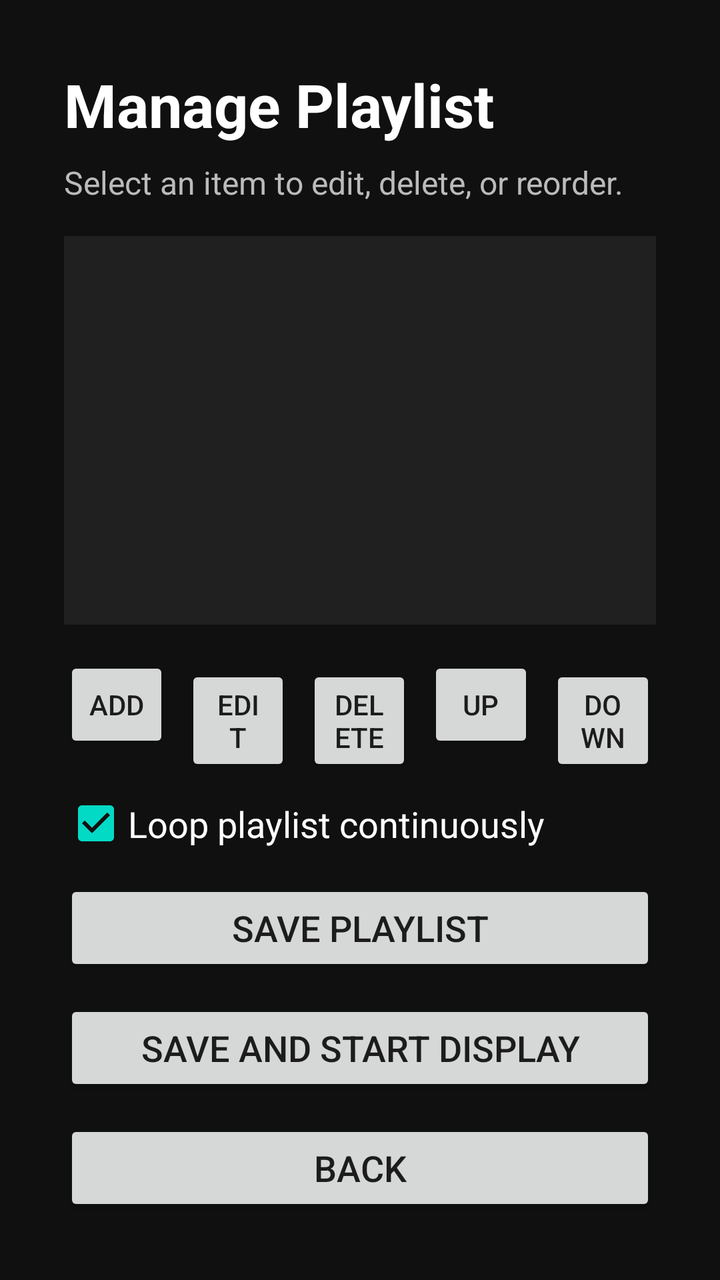
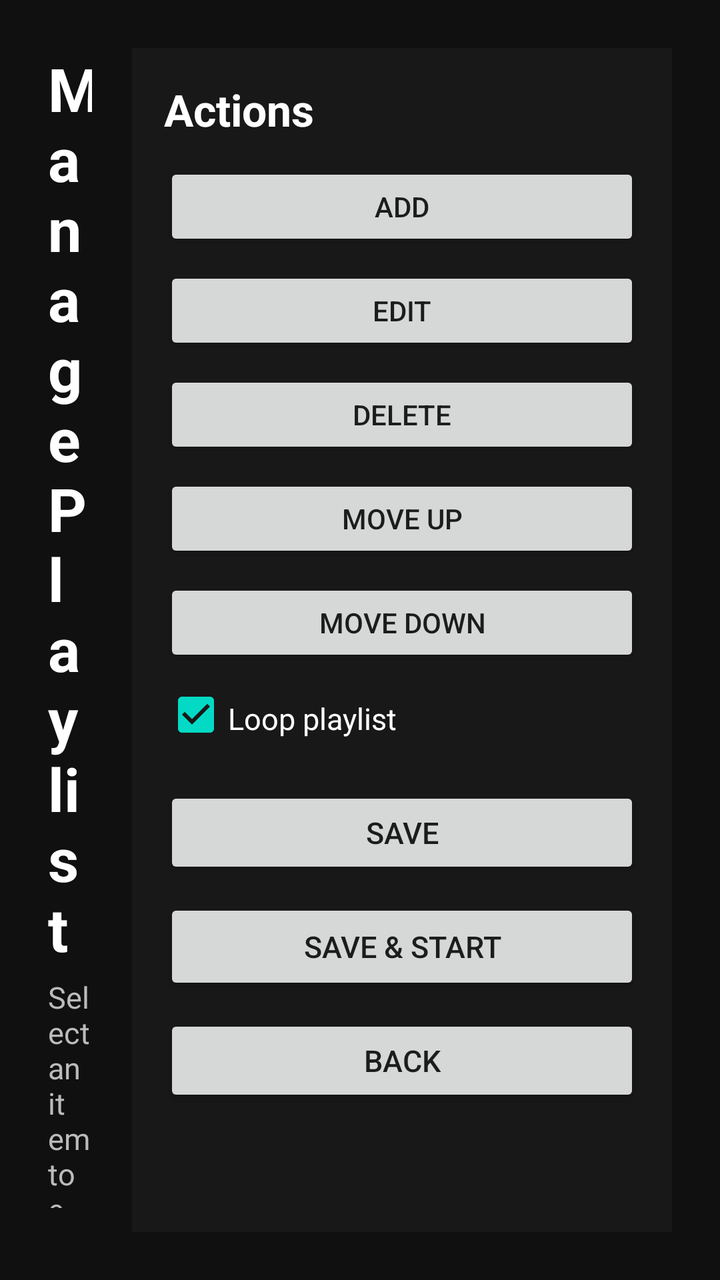

Two renders of the same Android screen: before a commit and after it. Below are the layout's source before the change and the commit's diff.
<!-- AndroidManifest.xml: application theme Theme.DashboardKioskTV -->
<!-- res/layout/activity_playlist.xml -->
<?xml version="1.0" encoding="utf-8"?>
<LinearLayout xmlns:android="http://schemas.android.com/apk/res/android"
    android:id="@+id/playlistRoot"
    android:layout_width="match_parent"
    android:layout_height="match_parent"
    android:orientation="vertical"
    android:padding="32dp"
    android:background="#101010">

    <TextView
        android:layout_width="match_parent"
        android:layout_height="wrap_content"
        android:text="Manage Playlist"
        android:textColor="#FFFFFF"
        android:textSize="30sp"
        android:textStyle="bold"
        android:paddingBottom="8dp" />

    <TextView
        android:id="@+id/helpText"
        android:layout_width="match_parent"
        android:layout_height="wrap_content"
        android:text="Select an item to edit, delete, or reorder."
        android:textColor="#BBBBBB"
        android:textSize="16sp"
        android:paddingBottom="16dp" />

    <ListView
        android:id="@+id/playlistListView"
        android:layout_width="match_parent"
        android:layout_height="0dp"
        android:layout_weight="1"
        android:choiceMode="singleChoice"
        android:background="#202020"
        android:divider="#444444"
        android:dividerHeight="1dp" />

    <LinearLayout
        android:layout_width="match_parent"
        android:layout_height="wrap_content"
        android:orientation="horizontal"
        android:paddingTop="16dp">

        <Button
            android:id="@+id/addButton"
            android:layout_width="0dp"
            android:layout_height="wrap_content"
            android:layout_weight="1"
            android:text="Add" />

        <Button
            android:id="@+id/editButton"
            android:layout_width="0dp"
            android:layout_height="wrap_content"
            android:layout_weight="1"
            android:layout_marginStart="8dp"
            android:text="Edit" />

        <Button
            android:id="@+id/deleteButton"
            android:layout_width="0dp"
            android:layout_height="wrap_content"
            android:layout_weight="1"
            android:layout_marginStart="8dp"
            android:text="Delete" />

        <Button
            android:id="@+id/moveUpButton"
            android:layout_width="0dp"
            android:layout_height="wrap_content"
            android:layout_weight="1"
            android:layout_marginStart="8dp"
            android:text="Up" />

        <Button
            android:id="@+id/moveDownButton"
            android:layout_width="0dp"
            android:layout_height="wrap_content"
            android:layout_weight="1"
            android:layout_marginStart="8dp"
            android:text="Down" />

    </LinearLayout>

    <CheckBox
        android:id="@+id/loopCheckbox"
        android:layout_width="wrap_content"
        android:layout_height="wrap_content"
        android:text="Loop playlist continuously"
        android:textColor="#FFFFFF"
        android:textSize="18sp"
        android:checked="true"
        android:paddingTop="16dp"
        android:paddingBottom="16dp" />

    <Button
        android:id="@+id/saveButton"
        android:layout_width="match_parent"
        android:layout_height="wrap_content"
        android:text="Save Playlist"
        android:textSize="18sp" />

    <Button
        android:id="@+id/startButton"
        android:layout_width="match_parent"
        android:layout_height="wrap_content"
        android:layout_marginTop="12dp"
        android:text="Save and Start Display"
        android:textSize="18sp" />

    <Button
        android:id="@+id/backButton"
        android:layout_width="match_parent"
        android:layout_height="wrap_content"
        android:layout_marginTop="12dp"
        android:text="Back"
        android:textSize="18sp" />

</LinearLayout>
<!-- resources referenced by this layout -->
<resources>
  <style name="Theme.DashboardKioskTV" parent="Theme.MaterialComponents.DayNight.DarkActionBar">
          
          <item name="colorPrimary">@color/purple_500</item>
          <item name="colorPrimaryVariant">@color/purple_700</item>
          <item name="colorOnPrimary">@color/white</item>
          
          <item name="colorSecondary">@color/teal_200</item>
          <item name="colorSecondaryVariant">@color/teal_700</item>
          <item name="colorOnSecondary">@color/black</item>
          
          <item name="android:statusBarColor">?attr/colorPrimaryVariant</item>
          
      </style>
  <color name="purple_500">#FF6200EE</color>
  <color name="purple_700">#FF3700B3</color>
  <color name="white">#FFFFFFFF</color>
  <color name="teal_200">#FF03DAC5</color>
  <color name="teal_700">#FF018786</color>
  <color name="black">#FF000000</color>
</resources>

<!-- the commit's change to res/layout/activity_playlist.xml (unified diff, before → after) -->
@@ -3,117 +3,148 @@
     android:id="@+id/playlistRoot"
     android:layout_width="match_parent"
     android:layout_height="match_parent"
-    android:orientation="vertical"
-    android:padding="32dp"
+    android:orientation="horizontal"
+    android:padding="24dp"
     android:background="#101010">
 
-    <TextView
-        android:layout_width="match_parent"
-        android:layout_height="wrap_content"
-        android:text="Manage Playlist"
-        android:textColor="#FFFFFF"
-        android:textSize="30sp"
-        android:textStyle="bold"
-        android:paddingBottom="8dp" />
+    
+    <LinearLayout
+        android:layout_width="0dp"
+        android:layout_height="match_parent"
+        android:layout_weight="1"
+        android:orientation="vertical"
+        android:paddingEnd="20dp">
 
-    <TextView
-        android:id="@+id/helpText"
-        android:layout_width="match_parent"
-        android:layout_height="wrap_content"
-        android:text="Select an item to edit, delete, or reorder."
-        android:textColor="#BBBBBB"
-        android:textSize="16sp"
-        android:paddingBottom="16dp" />
+        <TextView
+            android:layout_width="match_parent"
+            android:layout_height="wrap_content"
+            android:text="Manage Playlist"
+            android:textColor="#FFFFFF"
+            android:textSize="30sp"
+            android:textStyle="bold"
+            android:paddingBottom="4dp" />
 
-    <ListView
-        android:id="@+id/playlistListView"
-        android:layout_width="match_parent"
-        android:layout_height="0dp"
-        android:layout_weight="1"
-        android:choiceMode="singleChoice"
-        android:background="#202020"
-        android:divider="#444444"
-        android:dividerHeight="1dp" />
+        <TextView
+            android:id="@+id/helpText"
+            android:layout_width="match_parent"
+            android:layout_height="wrap_content"
+            android:text="Select an item to edit, delete, or reorder."
+            android:textColor="#BBBBBB"
+            android:textSize="15sp"
+            android:paddingBottom="12dp" />
 
-    <LinearLayout
-        android:layout_width="match_parent"
-        android:layout_height="wrap_content"
-        android:orientation="horizontal"
-        android:paddingTop="16dp">
-
-        <Button
-            android:id="@+id/addButton"
-            android:layout_width="0dp"
-            android:layout_height="wrap_content"
+        <ListView
+            android:id="@+id/playlistListView"
+            android:layout_width="match_parent"
+            android:layout_height="0dp"
             android:layout_weight="1"
-            android:text="Add" />
-
-        <Button
-            android:id="@+id/editButton"
-            android:layout_width="0dp"
-            android:layout_height="wrap_content"
-            android:layout_weight="1"
-            android:layout_marginStart="8dp"
-            android:text="Edit" />
-
-        <Button
-            android:id="@+id/deleteButton"
-            android:layout_width="0dp"
-            android:layout_height="wrap_content"
-            android:layout_weight="1"
-            android:layout_marginStart="8dp"
-            android:text="Delete" />
-
-        <Button
-            android:id="@+id/moveUpButton"
-            android:layout_width="0dp"
-            android:layout_height="wrap_content"
-            android:layout_weight="1"
-            android:layout_marginStart="8dp"
-            android:text="Up" />
-
-        <Button
-            android:id="@+id/moveDownButton"
-            android:layout_width="0dp"
-            android:layout_height="wrap_content"
-            android:layout_weight="1"
-            android:layout_marginStart="8dp"
-            android:text="Down" />
+            android:choiceMode="singleChoice"
+            android:background="#202020"
+            android:divider="#444444"
+            android:dividerHeight="1dp"
+            android:listSelector="#3A4A5A" />
 
     </LinearLayout>
 
-    <CheckBox
-        android:id="@+id/loopCheckbox"
-        android:layout_width="wrap_content"
-        android:layout_height="wrap_content"
-        android:text="Loop playlist continuously"
-        android:textColor="#FFFFFF"
-        android:textSize="18sp"
-        android:checked="true"
-        android:paddingTop="16dp"
-        android:paddingBottom="16dp" />
+    
+    
+    <ScrollView
+        android:layout_width="270dp"
+        android:layout_height="match_parent"
+        android:background="#181818"
+        android:fillViewport="true">
 
-    <Button
-        android:id="@+id/saveButton"
-        android:layout_width="match_parent"
-        android:layout_height="wrap_content"
-        android:text="Save Playlist"
-        android:textSize="18sp" />
+        <LinearLayout
+            android:layout_width="match_parent"
+            android:layout_height="wrap_content"
+            android:orientation="vertical"
+            android:padding="16dp">
 
-    <Button
-        android:id="@+id/startButton"
-        android:layout_width="match_parent"
-        android:layout_height="wrap_content"
-        android:layout_marginTop="12dp"
-        android:text="Save and Start Display"
-        android:textSize="18sp" />
+            <TextView
+                android:layout_width="match_parent"
+                android:layout_height="wrap_content"
+                android:text="Actions"
+                android:textColor="#FFFFFF"
+                android:textSize="22sp"
+                android:textStyle="bold"
+                android:paddingBottom="12dp" />
 
-    <Button
-        android:id="@+id/backButton"
-        android:layout_width="match_parent"
-        android:layout_height="wrap_content"
-        android:layout_marginTop="12dp"
-        android:text="Back"
-        android:textSize="18sp" />
+            <Button
+                android:id="@+id/addButton"
+                android:layout_width="match_parent"
+                android:layout_height="44dp"
+                android:text="Add"
+                android:textSize="14sp" />
+
+            <Button
+                android:id="@+id/editButton"
+                android:layout_width="match_parent"
+                android:layout_height="44dp"
+                android:layout_marginTop="8dp"
+                android:text="Edit"
+                android:textSize="14sp" />
+
+            <Button
+                android:id="@+id/deleteButton"
+                android:layout_width="match_parent"
+                android:layout_height="44dp"
+                android:layout_marginTop="8dp"
+                android:text="Delete"
+                android:textSize="14sp" />
+
+            <Button
+                android:id="@+id/moveUpButton"
+                android:layout_width="match_parent"
+                android:layout_height="44dp"
+                android:layout_marginTop="8dp"
+                android:text="Move Up"
+                android:textSize="14sp" />
+
+            <Button
+                android:id="@+id/moveDownButton"
+                android:layout_width="match_parent"
+                android:layout_height="44dp"
+                android:layout_marginTop="8dp"
+                android:text="Move Down"
+                android:textSize="14sp" />
+
+            <CheckBox
+                android:id="@+id/loopCheckbox"
+                android:layout_width="match_parent"
+                android:layout_height="wrap_content"
+                android:text="Loop playlist"
+                android:textColor="#FFFFFF"
+                android:textSize="15sp"
+                android:checked="true"
+                android:paddingTop="14dp"
+                android:paddingBottom="10dp" />
+
+            <Button
+                android:id="@+id/saveButton"
+                android:layout_width="match_parent"
+                android:layout_height="46dp"
+                android:layout_marginTop="12dp"
+                android:text="Save"
+                android:textSize="15sp" />
+
+            <Button
+                android:id="@+id/startButton"
+                android:layout_width="match_parent"
+                android:layout_height="48dp"
+                android:layout_marginTop="10dp"
+                android:text="Save &amp; Start"
+                android:textSize="15sp" />
+
+            <Button
+                android:id="@+id/backButton"
+                android:layout_width="match_parent"
+                android:layout_height="46dp"
+                android:layout_marginTop="10dp"
+                android:text="Back"
+                android:textSize="15sp" />
+
+        </LinearLayout>
+
+    </ScrollView>
 
 </LinearLayout>
